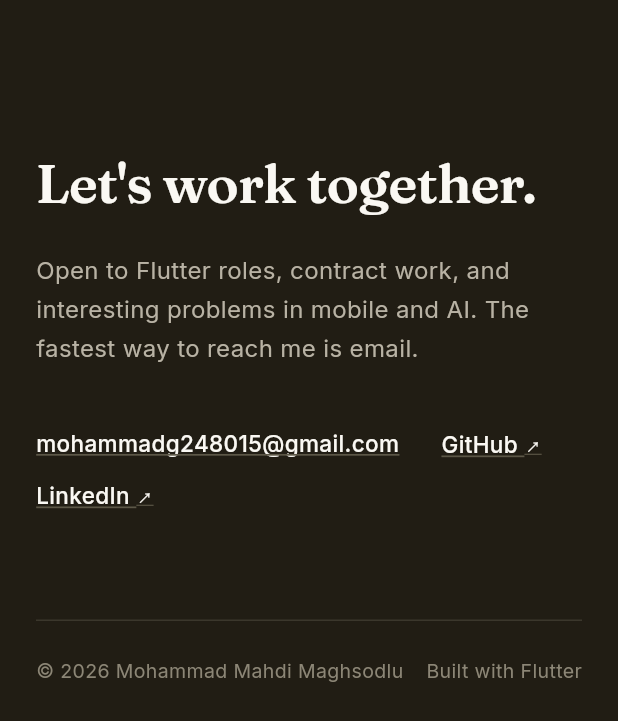
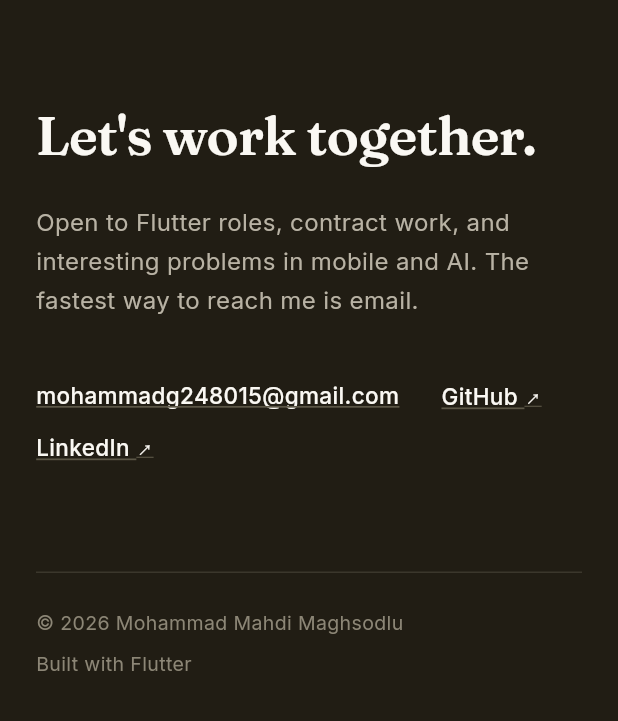
Before and after one commit to GodEye2004/Portofolio, a Flutter app: the ContactSection widget shown alone on an empty page, opened directly, on a phone screen of 412 x 824 dp. Shown: the top 721 px of the screen. Run offline on Flutter 3.47's test engine with Material 3 defaults, Android fonts, the phone set to English and light mode, and no system bars; our stand-ins replace google_fonts.

Commit message:
Make layout fully responsive on mobile
- Tighter section spacing under 760px (56px vs 88px)
- Hero: smaller top padding, location eyebrow wraps safely
- Section labels and footer row wrap instead of overflowing
- Verified at 390x844 viewport end to end

Co-Authored-By: Devin AI <158243242+devin-ai-integration[bot]@users.noreply.github.com>

```diff
--- a/lib/widgets/contact_section.dart
+++ b/lib/widgets/contact_section.dart
@@ -14,7 +14,7 @@ class ContactSection extends StatelessWidget {
       color: AppColors.ink,
       child: ContentContainer(
         child: Padding(
-          padding: const EdgeInsets.symmetric(vertical: 96),
+          padding: EdgeInsets.symmetric(vertical: wide ? 96 : 64),
           child: Column(
             crossAxisAlignment: CrossAxisAlignment.start,
             children: [
@@ -60,15 +60,16 @@ class ContactSection extends StatelessWidget {
               const SizedBox(height: 72),
               const Divider(height: 1, thickness: 1, color: Color(0xFF3B372C)),
               const SizedBox(height: 24),
-              Row(
+              Wrap(
+                spacing: 16,
+                runSpacing: 8,
+                alignment: WrapAlignment.spaceBetween,
                 children: [
-                  Expanded(
-                    child: Text(
-                      '© ${DateTime.now().year} ${PortfolioData.name}',
-                      style: const TextStyle(
-                        color: Color(0xFF8C8676),
-                        fontSize: 13,
-                      ),
+                  Text(
+                    '© ${DateTime.now().year} ${PortfolioData.name}',
+                    style: const TextStyle(
+                      color: Color(0xFF8C8676),
+                      fontSize: 13,
                     ),
                   ),
                   const Text(
--- a/lib/widgets/experience_section.dart
+++ b/lib/widgets/experience_section.dart
@@ -10,7 +10,7 @@ class AboutSection extends StatelessWidget {
   Widget build(BuildContext context) {
     return ContentContainer(
       child: Padding(
-        padding: const EdgeInsets.only(bottom: 88),
+        padding: EdgeInsets.only(bottom: sectionPadding(context)),
         child: Column(
           crossAxisAlignment: CrossAxisAlignment.start,
           children: [
@@ -41,7 +41,7 @@ class ExperienceSection extends StatelessWidget {
     final wide = isWideScreen(context);
     return ContentContainer(
       child: Padding(
-        padding: const EdgeInsets.only(bottom: 88),
+        padding: EdgeInsets.only(bottom: sectionPadding(context)),
         child: Column(
           crossAxisAlignment: CrossAxisAlignment.start,
           children: [
--- a/lib/widgets/projects_section.dart
+++ b/lib/widgets/projects_section.dart
@@ -11,7 +11,7 @@ class ProjectsSection extends StatelessWidget {
     final wide = isWideScreen(context);
     return ContentContainer(
       child: Padding(
-        padding: const EdgeInsets.symmetric(vertical: 88),
+        padding: EdgeInsets.symmetric(vertical: sectionPadding(context)),
         child: Column(
           crossAxisAlignment: CrossAxisAlignment.start,
           children: [
--- a/lib/widgets/skills_section.dart
+++ b/lib/widgets/skills_section.dart
@@ -16,7 +16,7 @@ class SkillsSection extends StatelessWidget {
       ),
       child: ContentContainer(
         child: Padding(
-          padding: const EdgeInsets.symmetric(vertical: 88),
+          padding: EdgeInsets.symmetric(vertical: sectionPadding(context)),
           child: Column(
             crossAxisAlignment: CrossAxisAlignment.start,
             children: [
--- a/lib/widgets/ventures_section.dart
+++ b/lib/widgets/ventures_section.dart
@@ -13,7 +13,7 @@ class VenturesSection extends StatelessWidget {
       color: AppColors.accentSoft,
       child: ContentContainer(
         child: Padding(
-          padding: const EdgeInsets.symmetric(vertical: 88),
+          padding: EdgeInsets.symmetric(vertical: sectionPadding(context)),
           child: Column(
             crossAxisAlignment: CrossAxisAlignment.start,
             children: [
```
Also changed, not shown: lib/widgets/common.dart (+7 -1 lines), lib/widgets/hero_section.dart (+5 -2 lines).
